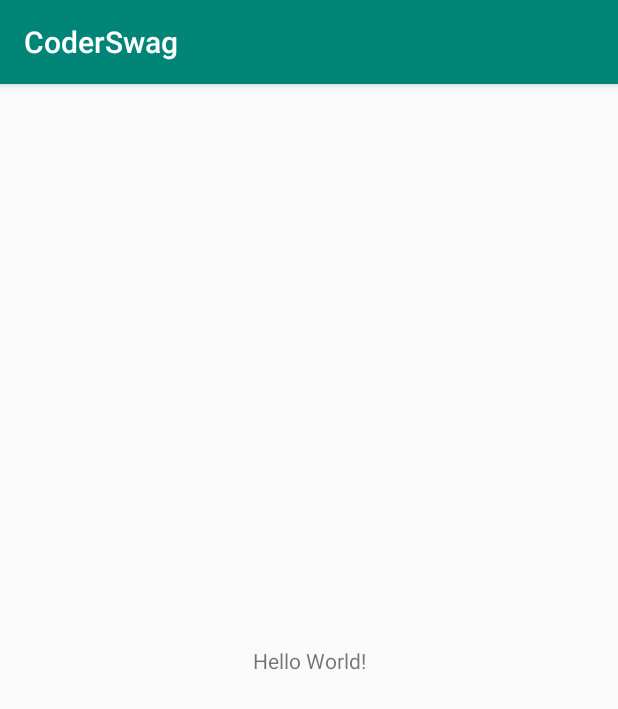
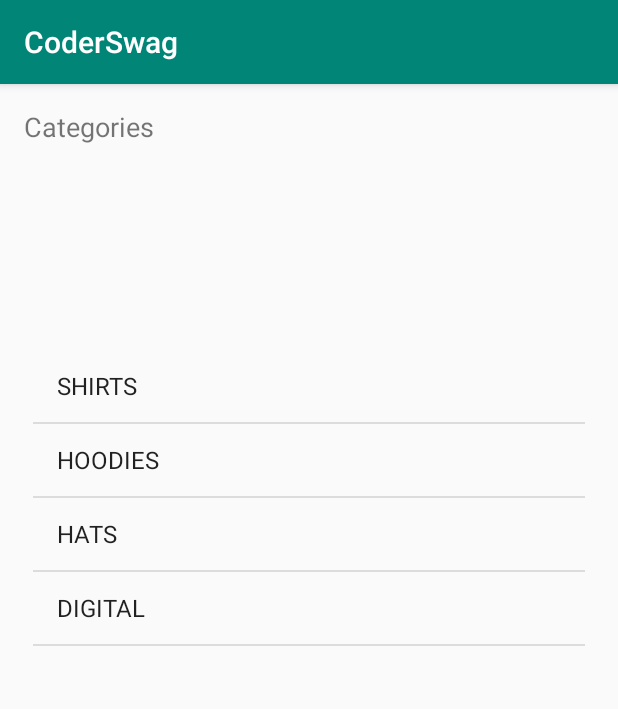
Before and after one commit to allaneroc/CoderSwag, an Android app: the screen it shows after launch (MainActivity), on a phone screen of 412 x 824 dp. Shown: the top 709 px of the screen. Run offline under Robolectric (Android 15) with nearby library versions, the phone set to English and light mode, and no system bars.

Commit message:
Lesson 02

```diff
--- a/app/src/main/java/com/allaneroc/coderswag/Controller/MainActivity.kt
+++ b/app/src/main/java/com/allaneroc/coderswag/Controller/MainActivity.kt
@@ -2,12 +2,29 @@ package com.allaneroc.coderswag.Controller
 
 import android.support.v7.app.AppCompatActivity
 import android.os.Bundle
+import android.widget.ArrayAdapter
+import com.allaneroc.coderswag.Model.Category
 import com.allaneroc.coderswag.R
+import com.allaneroc.coderswag.Services.DataService
+import kotlinx.android.synthetic.main.activity_main.*
 
 class MainActivity : AppCompatActivity() {
+
+//Creating a default adapter called 'adapter':
+    lateinit var adapter : ArrayAdapter<Category>
+
 
     override fun onCreate(savedInstanceState: Bundle?) {
         super.onCreate(savedInstanceState)
         setContentView(R.layout.activity_main)
+
+//Initializing the adapter created above.
+//An ArrayAdapter needs: context, view, and data that needs adapting.
+        adapter = ArrayAdapter(this,
+                android.R.layout.simple_list_item_1,
+                DataService.categories)
+
+//Set adapter for categoryListView equal to the adapter that we just created.
+        categoryListView.adapter = adapter
     }
 }
--- a/app/src/main/java/com/allaneroc/coderswag/Model/Category.kt
+++ b/app/src/main/java/com/allaneroc/coderswag/Model/Category.kt
@@ -1,3 +1,10 @@
 package com.allaneroc.coderswag.Model
 
-class Category(val title: String, val image: String)
+class Category(val title: String, val image: String) {
+
+//categoryListView is showing links.
+//Override below so it will return the title, not something else.
+    override fun toString(): String {
+        return title
+    }
+}
--- a/app/src/main/java/com/allaneroc/coderswag/Services/DataService.kt
+++ b/app/src/main/java/com/allaneroc/coderswag/Services/DataService.kt
@@ -6,7 +6,8 @@ import java.util.*
 
 object DataService {
 
-//Want an immutable array.
+
+
     val categories = listOf(
             Category("SHIRTS", "shirtimage"),
             Category("HOODIES", "hoodieimage"),
--- a/app/src/main/res/layout/activity_main.xml
+++ b/app/src/main/res/layout/activity_main.xml
@@ -7,12 +7,27 @@
     tools:context=".Controller.MainActivity">
 
     <TextView
+        android:id="@+id/textView"
         android:layout_width="wrap_content"
         android:layout_height="wrap_content"
-        android:text="Hello World!"
-        app:layout_constraintBottom_toBottomOf="parent"
+        android:layout_marginLeft="16dp"
+        android:layout_marginTop="16dp"
+        android:text="Categories"
+        android:textSize="18sp"
         app:layout_constraintLeft_toLeftOf="parent"
-        app:layout_constraintRight_toRightOf="parent"
         app:layout_constraintTop_toTopOf="parent" />
 
+    <ListView
+        android:id="@+id/categoryListView"
+        android:layout_width="368dp"
+        android:layout_height="454dp"
+        android:layout_marginStart="8dp"
+        android:layout_marginTop="8dp"
+        android:layout_marginEnd="8dp"
+        android:layout_marginBottom="8dp"
+        app:layout_constraintBottom_toBottomOf="parent"
+        app:layout_constraintEnd_toEndOf="parent"
+        app:layout_constraintStart_toStartOf="parent"
+        app:layout_constraintTop_toBottomOf="@+id/textView" />
+
 </android.support.constraint.ConstraintLayout>
```
Also changed, not shown: app/src/main/res/layout/category_list_item.xml (added, +38 -0 lines).
